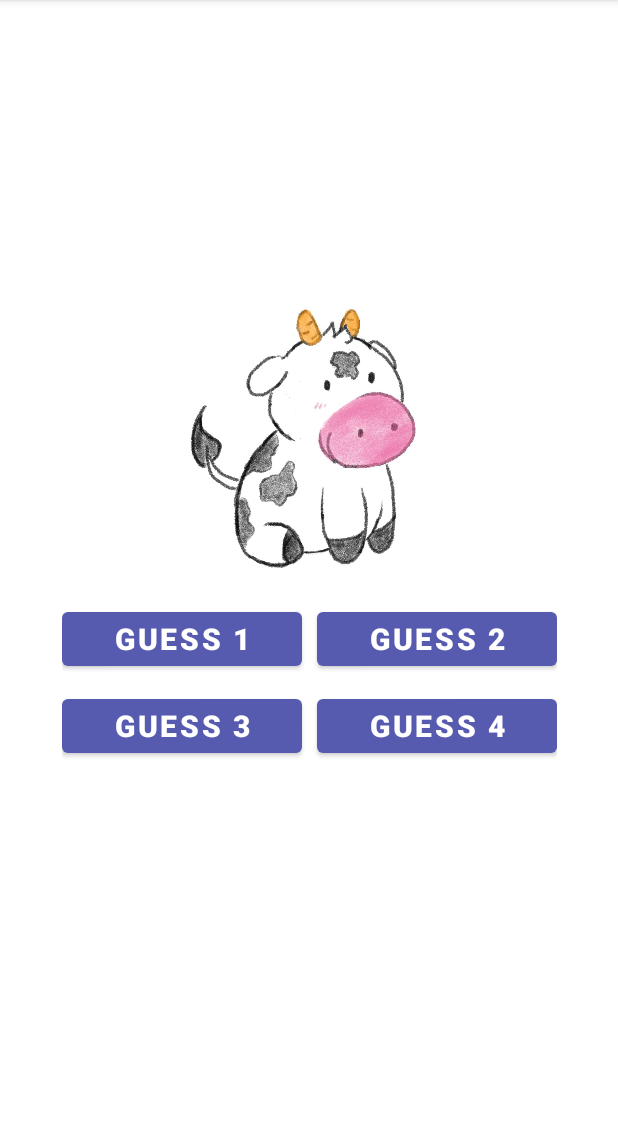
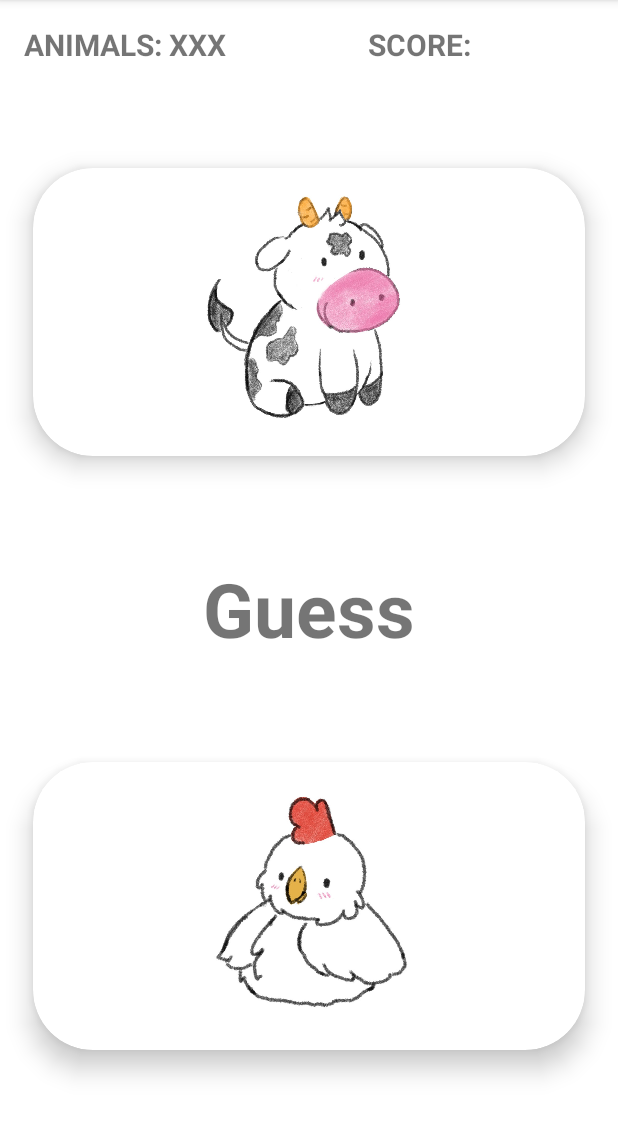
Before and after one commit to jgrimes91/Education_Game, an Android app: the GameFragment screen opened through its navigation route, on a phone screen of 412 x 824 dp, the part 84-1223 px from its top. Run offline under Robolectric (Android 15) with nearby library versions, the phone set to English and light mode, and no system bars; our stand-ins replace data binding.

Commit message:
GameViewModel.kt included functionality

```diff
--- a/app/src/main/java/au/edu/jcu/cp3406/education_game/ui/game/GameFragment.kt
+++ b/app/src/main/java/au/edu/jcu/cp3406/education_game/ui/game/GameFragment.kt
@@ -1,13 +1,12 @@
 package au.edu.jcu.cp3406.education_game.ui.game
 
 import android.os.Bundle
-import androidx.fragment.app.Fragment
 import android.view.LayoutInflater
 import android.view.View
 import android.view.ViewGroup
 import androidx.databinding.DataBindingUtil
+import androidx.fragment.app.Fragment
 import androidx.fragment.app.viewModels
-import androidx.recyclerview.widget.GridLayoutManager
 import au.edu.jcu.cp3406.educationgame.R
 import au.edu.jcu.cp3406.educationgame.databinding.FragmentGameBinding
 
--- a/app/src/main/java/au/edu/jcu/cp3406/education_game/ui/game/GameViewModel.kt
+++ b/app/src/main/java/au/edu/jcu/cp3406/education_game/ui/game/GameViewModel.kt
@@ -1,13 +1,18 @@
 package au.edu.jcu.cp3406.education_game.ui.game
 
+import androidx.lifecycle.LiveData
+import androidx.lifecycle.MutableLiveData
 import androidx.lifecycle.ViewModel
+import kotlin.random.Random
 
 class GameViewModel : ViewModel() {
-    private var score = 0
+    private val _score = MutableLiveData(0)
+    val score: LiveData<Int> get() = _score
 
-    private var animals: MutableList<String> = mutableListOf()
-    private var _currentAnimal = "test"
-    val currentAnimal: String get() = _currentAnimal
+    private val _currentAnimalCount = MutableLiveData(0)
+    val currentAnimalCount: LiveData<Int> get() = _currentAnimalCount
+
+    private lateinit var currentAnimal: String
     private lateinit var secondAnimal: String
 
     init {
@@ -15,12 +20,16 @@ class GameViewModel : ViewModel() {
     }
 
     private fun getNextAnimal() {
-//        firstAnimal = allAnimals.random()
-//        secondAnimal = allAnimals.random()
-//
-//        while (secondAnimal == firstAnimal){
-//            secondAnimal = allAnimals.random()
-//        }
+        currentAnimal = allAnimals.random()
+        secondAnimal = allAnimals.random()
 
+        if (secondAnimal == currentAnimal){
+            secondAnimal = allAnimals.random()
+        }
     }
+
+    private fun increaseScore(){
+        _score.value = (score.value)?.plus(SCORE_INCREASE)
+    }
+
 }
--- a/app/src/main/java/au/edu/jcu/cp3406/education_game/ui/game/ListOfAnimals.kt
+++ b/app/src/main/java/au/edu/jcu/cp3406/education_game/ui/game/ListOfAnimals.kt
@@ -1,5 +1,6 @@
 package au.edu.jcu.cp3406.education_game.ui.game
 
-const val MAX_NO_OF_WORDS = 3
+const val MAX_NO_OF_ANIMALS = 6
+const val SCORE_INCREASE = 10
 
-val allAnimals: List<String> = listOf("cow, sheep, horse, chicken, pig, duck")
+val allAnimals: List<String> = listOf("cow", "sheep", "horse", "chicken", "pig", "duck")
--- a/app/src/main/res/layout/fragment_game.xml
+++ b/app/src/main/res/layout/fragment_game.xml
@@ -14,69 +14,83 @@
         android:layout_height="match_parent"
         tools:context="au.edu.jcu.cp3406.education_game.ui.game.GameFragment">
 
+        <androidx.cardview.widget.CardView
+            android:id="@+id/gameCardView1"
+            android:layout_width="match_parent"
+            android:layout_height="wrap_content"
+            app:cardCornerRadius="40dp"
+            app:cardElevation="10dp"
+            app:cardPreventCornerOverlap="true"
+            app:cardUseCompatPadding="true"
+            app:layout_constraintBottom_toTopOf="@id/guessTextView"
+            app:layout_constraintTop_toBottomOf="@+id/scoreTextView">
+
             <ImageView
-            android:id="@+id/currentAnimalImageView"
-            android:layout_width="0dp"
+                android:id="@+id/currentAnimalImageViewOne"
+                android:layout_width="154dp"
                 android:layout_height="192dp"
-            android:layout_marginTop="200dp"
-            android:scaleType="fitCenter"
+                android:layout_gravity="center"
                 app:layout_constraintStart_toStartOf="parent"
                 app:layout_constraintTop_toTopOf="parent"
                 app:srcCompat="@drawable/cow" />
+        </androidx.cardview.widget.CardView>
 
-        <GridLayout
-            android:id="@+id/gameGrid"
+        <TextView
+            android:id="@+id/guessTextView"
+            android:layout_width="match_parent"
+            android:layout_height="wrap_content"
+            android:text="Guess"
+            android:textAlignment="center"
+            android:textSize="50sp"
+            android:textStyle="bold"
+            app:layout_constraintBottom_toTopOf="@+id/gameCardView2"
+            app:layout_constraintTop_toBottomOf="@+id/gameCardView1" />
+
+        <androidx.cardview.widget.CardView
+            android:id="@+id/gameCardView2"
+            android:layout_width="match_parent"
+            android:layout_height="wrap_content"
+            app:cardCornerRadius="40dp"
+            app:cardElevation="10dp"
+            app:cardPreventCornerOverlap="true"
+            app:cardUseCompatPadding="true"
+            app:layout_constraintBottom_toBottomOf="parent"
+            app:layout_constraintTop_toBottomOf="@id/guessTextView">
+
+            <ImageView
+                android:id="@+id/currentAnimalImageViewTwo"
+                android:layout_width="154dp"
+                android:layout_height="192dp"
+                android:layout_gravity="center"
+                app:layout_constraintStart_toStartOf="parent"
+                app:layout_constraintTop_toTopOf="parent"
+                app:srcCompat="@drawable/chicken" />
+        </androidx.cardview.widget.CardView>
+
+        <TextView
+            android:id="@+id/scoreTextView"
             android:layout_width="wrap_content"
             android:layout_height="wrap_content"
-            android:columnCount="2"
-            app:layout_constraintEnd_toEndOf="parent"
-            app:layout_constraintStart_toStartOf="parent"
-            app:layout_constraintTop_toBottomOf="@+id/currentAnimalImageView">
-
-            <Button
-                android:id="@+id/guessOneButton"
-                android:layout_width="wrap_content"
-                android:layout_height="20dp"
-                android:layout_gravity="fill"
-                android:layout_marginTop="10dp"
-                android:text="Guess 1"
-                android:textSize="20sp"
-                android:textStyle="bold" />
-
-            <Button
-                android:id="@+id/guessTwoButton"
-                android:layout_width="160dp"
-                android:layout_height="wrap_content"
-                android:layout_marginStart="10dp"
-                android:layout_marginTop="10dp"
-                android:text="Guess 2"
-                android:textSize="20sp"
-                android:textStyle="bold" />
-
-            <Button
-                android:id="@+id/guessThreeButton"
-                android:layout_width="160dp"
-                android:layout_height="wrap_content"
-                android:layout_gravity="fill"
-                android:layout_marginTop="10dp"
-                android:text="Guess 3"
-                android:textSize="20sp"
-                android:textStyle="bold" />
-
-            <Button
-                android:id="@+id/guessFourButton"
-                android:layout_width="160dp"
-                android:layout_height="wrap_content"
-                android:layout_marginStart="10dp"
-                android:layout_marginTop="10dp"
-                android:text="Guess 4"
+            android:layout_marginTop="16dp"
+            android:text="SCORE: "
             android:textSize="20sp"
             android:textStyle="bold"
             app:layout_constraintEnd_toEndOf="parent"
-                app:layout_constraintStart_toEndOf="@id/playButton"
-                app:layout_constraintTop_toBottomOf="@+id/titleImageView" />
+            app:layout_constraintStart_toEndOf="@+id/animalCount"
+            app:layout_constraintTop_toTopOf="parent" />
 
+        <TextView
+            android:id="@+id/animalCount"
+            android:layout_width="wrap_content"
+            android:layout_height="wrap_content"
+            android:layout_marginStart="16dp"
+            android:layout_marginTop="16dp"
+            android:text="ANIMALS: XXX"
+            android:textSize="20sp"
+            android:textStyle="bold"
 
-        </GridLayout>
+            app:layout_constraintStart_toStartOf="parent"
+            app:layout_constraintTop_toTopOf="parent" />
+
     </androidx.constraintlayout.widget.ConstraintLayout>
 </layout>
```
Also changed, not shown: app/src/main/res/layout/fragment_settings.xml (+17 -6 lines), app/src/main/res/layout/fragment_title.xml (+18 -6 lines). Lines whose indentation alone changed are shown as unchanged.
